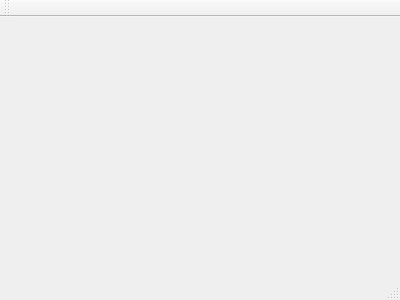
First picture: the form in admin-gui/BurgerQuiz-Admin/mainwindow.ui, repository Tomy2e/burger-quiz, before the edit.
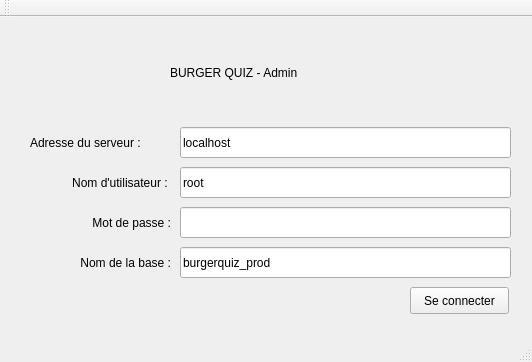
Second picture: the form after the edit.

Commit message: Ajout de la page de connexion sur QT designer

The edit to the form file:
```diff
--- a/admin-gui/BurgerQuiz-Admin/mainwindow.ui
+++ b/admin-gui/BurgerQuiz-Admin/mainwindow.ui
@@ -1,24 +1,212 @@
 <ui version="4.0">
  <class>MainWindow</class>
- <widget class="QMainWindow" name="MainWindow" >
-  <property name="geometry" >
+ <widget class="QMainWindow" name="MainWindow">
+  <property name="geometry">
    <rect>
     <x>0</x>
     <y>0</y>
-    <width>400</width>
-    <height>300</height>
+    <width>532</width>
+    <height>362</height>
    </rect>
   </property>
   <property name="windowTitle" >
    <string>MainWindow</string>
   </property>
-  <widget class="QMenuBar" name="menuBar" />
-  <widget class="QToolBar" name="mainToolBar" />
-  <widget class="QWidget" name="centralWidget" />
-  <widget class="QStatusBar" name="statusBar" />
+  <widget class="QWidget" name="centralWidget">
+   <widget class="QStackedWidget" name="stackedWidget">
+    <property name="geometry">
+     <rect>
+      <x>0</x>
+      <y>-10</y>
+      <width>531</width>
+      <height>311</height>
+     </rect>
+    </property>
+    <property name="currentIndex">
+     <number>1</number>
+    </property>
+    <widget class="QWidget" name="page"/>
+    <widget class="QWidget" name="page_2">
+     <widget class="QLabel" name="label">
+      <property name="geometry">
+       <rect>
+        <x>170</x>
+        <y>10</y>
+        <width>261</width>
+        <height>111</height>
+       </rect>
+      </property>
+      <property name="text">
+       <string>BURGER QUIZ - Admin</string>
+      </property>
+     </widget>
+     <widget class="QLabel" name="label_3">
+      <property name="geometry">
+       <rect>
+        <x>30</x>
+        <y>120</y>
+        <width>141</width>
+        <height>31</height>
+       </rect>
+      </property>
+      <property name="text">
+       <string>Adresse du serveur : </string>
+      </property>
+     </widget>
+     <widget class="QLabel" name="label_4">
+      <property name="geometry">
+       <rect>
+        <x>30</x>
+        <y>160</y>
+        <width>141</width>
+        <height>31</height>
+       </rect>
+      </property>
+      <property name="text">
+       <string>Nom d'utilisateur : </string>
+      </property>
+      <property name="alignment">
+       <set>Qt::AlignRight|Qt::AlignTrailing|Qt::AlignVCenter</set>
+      </property>
+     </widget>
+     <widget class="QLabel" name="label_5">
+      <property name="geometry">
+       <rect>
+        <x>30</x>
+        <y>200</y>
+        <width>141</width>
+        <height>31</height>
+       </rect>
+      </property>
+      <property name="text">
+       <string>Mot de passe :</string>
+      </property>
+      <property name="alignment">
+       <set>Qt::AlignRight|Qt::AlignTrailing|Qt::AlignVCenter</set>
+      </property>
+     </widget>
+     <widget class="QLineEdit" name="lineEdit">
+      <property name="geometry">
+       <rect>
+        <x>180</x>
+        <y>160</y>
+        <width>331</width>
+        <height>31</height>
+       </rect>
+      </property>
+      <property name="focusPolicy">
+       <enum>Qt::StrongFocus</enum>
+      </property>
+      <property name="text">
+       <string>root</string>
+      </property>
+     </widget>
+     <widget class="QLineEdit" name="lineEdit_2">
+      <property name="geometry">
+       <rect>
+        <x>180</x>
+        <y>120</y>
+        <width>331</width>
+        <height>31</height>
+       </rect>
+      </property>
+      <property name="text">
+       <string>localhost</string>
+      </property>
+     </widget>
+     <widget class="QLineEdit" name="lineEdit_3">
+      <property name="geometry">
+       <rect>
+        <x>180</x>
+        <y>200</y>
+        <width>331</width>
+        <height>31</height>
+       </rect>
+      </property>
+      <property name="focusPolicy">
+       <enum>Qt::StrongFocus</enum>
+      </property>
+      <property name="echoMode">
+       <enum>QLineEdit::Password</enum>
+      </property>
+     </widget>
+     <widget class="QPushButton" name="pushButton">
+      <property name="geometry">
+       <rect>
+        <x>410</x>
+        <y>280</y>
+        <width>99</width>
+        <height>27</height>
+       </rect>
+      </property>
+      <property name="text">
+       <string>Se connecter</string>
+      </property>
+     </widget>
+     <widget class="QLabel" name="label_6">
+      <property name="geometry">
+       <rect>
+        <x>30</x>
+        <y>240</y>
+        <width>141</width>
+        <height>31</height>
+       </rect>
+      </property>
+      <property name="text">
+       <string>Nom de la base :</string>
+      </property>
+      <property name="alignment">
+       <set>Qt::AlignRight|Qt::AlignTrailing|Qt::AlignVCenter</set>
+      </property>
+     </widget>
+     <widget class="QLineEdit" name="lineEdit_4">
+      <property name="geometry">
+       <rect>
+        <x>180</x>
+        <y>240</y>
+        <width>331</width>
+        <height>31</height>
+       </rect>
+      </property>
+      <property name="focusPolicy">
+       <enum>Qt::StrongFocus</enum>
+      </property>
+      <property name="text">
+       <string>burgerquiz_prod</string>
+      </property>
+      <property name="echoMode">
+       <enum>QLineEdit::Normal</enum>
+      </property>
+     </widget>
+    </widget>
+   </widget>
+  </widget>
+  <widget class="QMenuBar" name="menuBar">
+   <property name="geometry">
+    <rect>
+     <x>0</x>
+     <y>0</y>
+     <width>532</width>
+     <height>25</height>
+    </rect>
+   </property>
+  </widget>
+  <widget class="QToolBar" name="mainToolBar">
+   <attribute name="toolBarArea">
+    <enum>TopToolBarArea</enum>
+   </attribute>
+   <attribute name="toolBarBreak">
+    <bool>false</bool>
+   </attribute>
+  </widget>
+  <widget class="QStatusBar" name="statusBar"/>
  </widget>
- <layoutDefault spacing="6" margin="11" />
- <pixmapfunction></pixmapfunction>
+ <layoutdefault spacing="6" margin="11"/>
+ <tabstops>
+  <tabstop>lineEdit_2</tabstop>
+  <tabstop>lineEdit</tabstop>
+  <tabstop>lineEdit_3</tabstop>
+ </tabstops>
  <resources/>
  <connections/>
 </ui>
```
Left out of the diff: 3 changed lines with no effect on the pictures. The commit also changes 3 other files.
